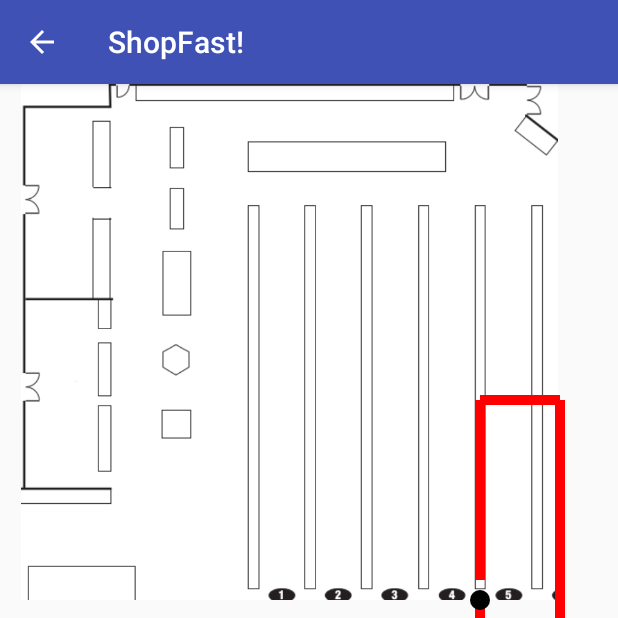
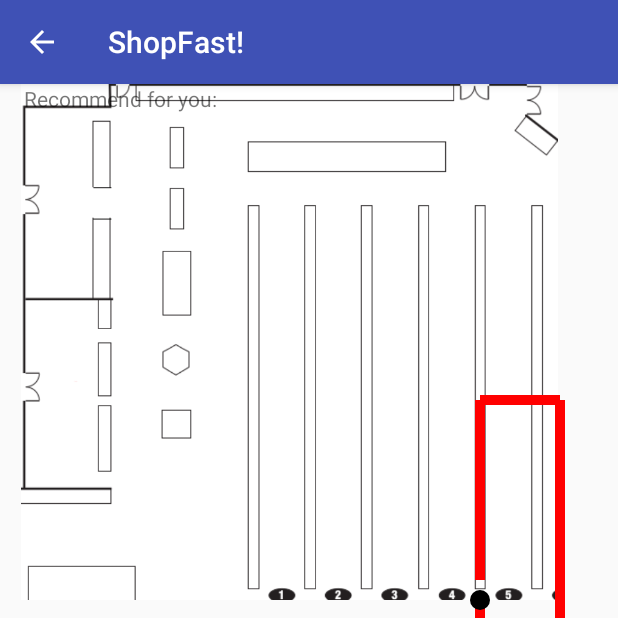
Before and after one commit to jsreid13/HackThe6ix, an Android app: the DisplayRouteActivity screen opened directly, with no data from a screen before it, on a phone screen of 412 x 824 dp, the top half of it. Run offline under Robolectric (Android 15) with nearby library versions, the phone set to English and light mode, and no system bars.

Commit message:
add recommendation

```diff
--- a/shopping/app/src/main/res/layout/activity_drawroute.xml
+++ b/shopping/app/src/main/res/layout/activity_drawroute.xml
@@ -13,4 +13,13 @@
     app:srcCompat="@drawable/image"
         android:contentDescription="TODO" />
 
+    <TextView
+        android:id="@+id/recommendItems"
+        android:layout_width="wrap_content"
+        android:layout_height="wrap_content"
+        android:layout_marginStart="16dp"
+        android:text="Recommend for you:"
+        app:layout_constraintStart_toStartOf="parent"
+        tools:layout_editor_absoluteY="358dp" />
+
 </android.support.constraint.ConstraintLayout>
```
